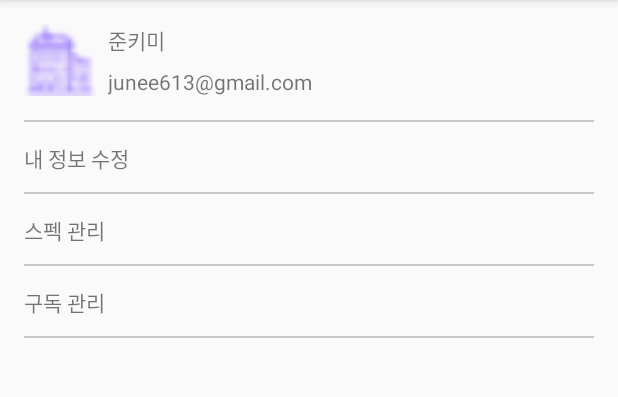
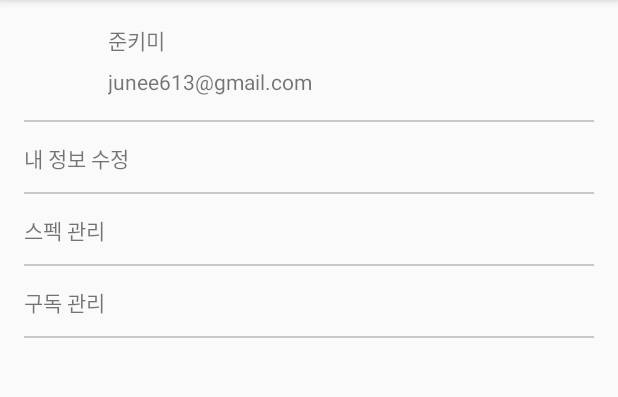
Before and after one commit to JuneBuug/ForDevCareer, an Android app: the fragment MoreFragment shown on its own in the app's theme, on a phone screen of 412 x 824 dp, the part 84-481 px from its top. Run offline under Robolectric (Android 15) with nearby library versions, the phone set to English and light mode, and no system bars; our stand-ins replace Firebase (no records; nobody signed in at launch, a user with empty details on screens opened directly); libraries missing offline, so code that uses them is left out: org.androidannotations.annotations.

Commit message:
상단 탭 재수정

```diff
--- a/app/src/main/java/com/example/junekim/univinfo/MainActivity.java
+++ b/app/src/main/java/com/example/junekim/univinfo/MainActivity.java
@@ -64,9 +64,9 @@ public class MainActivity extends FragmentActivity{
         fragment3 = new MoreFragment_();
 
 
-        main_tabs.addTab(main_tabs.newTab().setText("인턴십").setIcon(R.drawable.ic_internship));
-        main_tabs.addTab(main_tabs.newTab().setText("장학금").setIcon(R.drawable.ic_scholarship));
-        main_tabs.addTab(main_tabs.newTab().setText("내정보").setIcon(R.drawable.ic_myinfo));
+        main_tabs.addTab(main_tabs.newTab().setText("").setIcon(R.drawable.ic_internship));
+        main_tabs.addTab(main_tabs.newTab().setText("").setIcon(R.drawable.ic_scholarship));
+        main_tabs.addTab(main_tabs.newTab().setText("").setIcon(R.drawable.ic_myinfo));
 
         mAdapter = new TabPagerAdapter(this.getSupportFragmentManager(),main_tabs.getTabCount());
 
--- a/app/src/main/res/layout/fragment_more.xml
+++ b/app/src/main/res/layout/fragment_more.xml
@@ -14,7 +14,7 @@
             android:id="@+id/profile_pic"
             android:layout_width="48dp"
             android:layout_height="48dp"
-            android:src="@drawable/ic_company"/>
+            />
 
         <LinearLayout
             android:layout_width="wrap_content"
```
